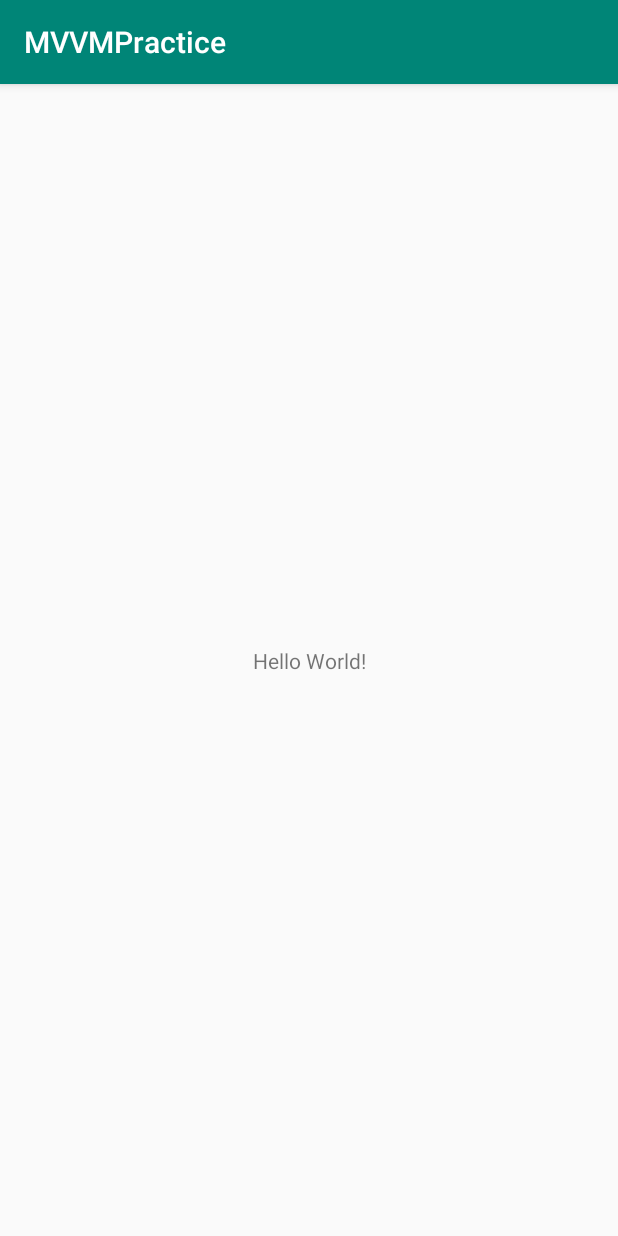
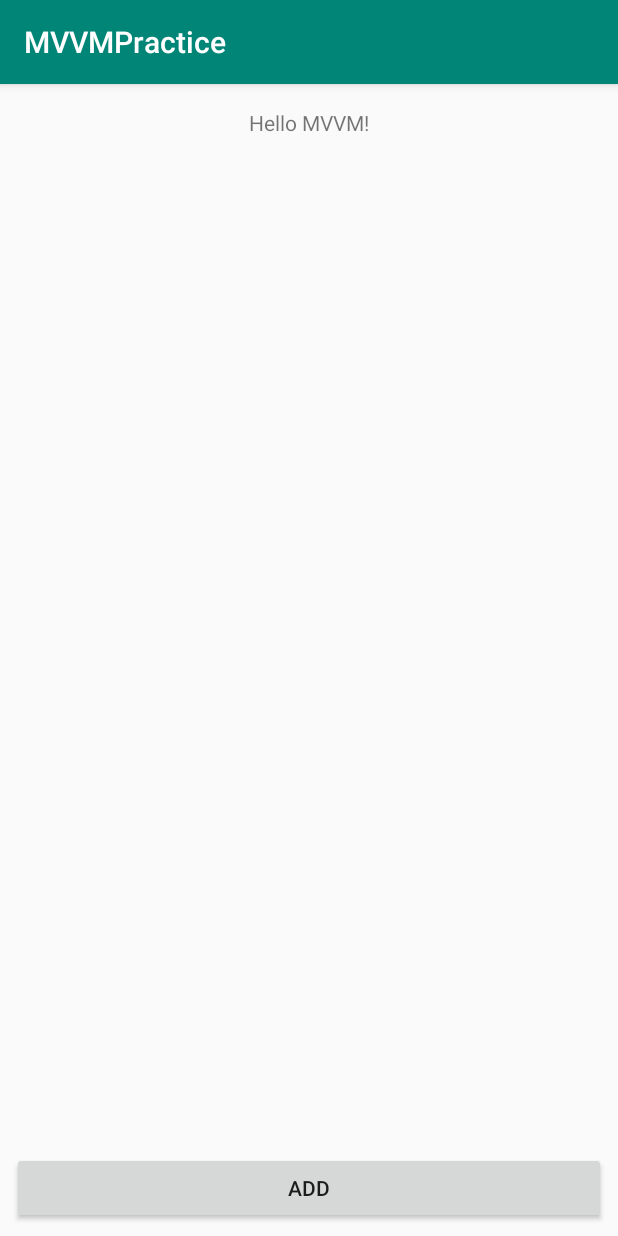
Before and after one commit to RoadtoS7/MVVMPractice, an Android app: the screen it shows after launch (MainActivity), on a phone screen of 412 x 824 dp. Run offline under Robolectric (Android 15) with nearby library versions, the phone set to English and light mode, and no system bars; our stand-ins replace Room's generated code.

Commit message:
Complete MVVM Practice

```diff
--- a/app/src/main/AndroidManifest.xml
+++ b/app/src/main/AndroidManifest.xml
@@ -9,6 +9,7 @@
         android:roundIcon="@mipmap/ic_launcher_round"
         android:supportsRtl="true"
         android:theme="@style/AppTheme">
+        <activity android:name=".AddActivity"></activity>
         <activity android:name=".MainActivity">
             <intent-filter>
                 <action android:name="android.intent.action.MAIN" />
--- /dev/null
+++ b/app/src/main/java/com/tistory/comfy91/mvvmpractice/ContactAdapter.kt
@@ -0,0 +1,59 @@
+package com.tistory.comfy91.mvvmpractice
+
+import android.view.LayoutInflater
+import android.view.View
+import android.view.ViewGroup
+import android.widget.TextView
+import androidx.recyclerview.widget.RecyclerView
+
+/**
+ * ConatactAdpater({contactItemClick}, {contactItemLongClick}) 의 형태로 클릭했을 때의 액션과,
+ * 롱클릭 했을 때의 액선을 MainActivity에서 넘겨받을 수 있도록 만들었다.
+ *
+ * View에서 화면을 갱신할 때 사용할 setContacts()함수를 만듬. 데이터베이스를 갱신할 때마다 이 함수를 호출할 것이다.
+ */
+class ContactAdapter(val contactItemClick: (Contact) -> Unit, val contactItemLongClick: (Contact) -> Unit)
+    : RecyclerView.Adapter<ContactAdapter.ViewHolder>(){
+    private var contacts: List<Contact> = listOf()
+
+    override fun onCreateViewHolder(parent: ViewGroup, viewType: Int): ViewHolder {
+        val view = LayoutInflater.from(parent.context).inflate(R.layout.item_contact, parent, false)
+        return ViewHolder(view)
+    }
+
+    override fun getItemCount(): Int {
+        return contacts.size
+    }
+
+    override fun onBindViewHolder(holder: ViewHolder, position: Int) {
+        holder.bind(contacts[position])
+    }
+
+
+
+    inner class ViewHolder(itemView: View): RecyclerView.ViewHolder(itemView){
+        private val nameTv = itemView.findViewById<TextView>(R.id.item_tv_name)
+        private val numberTv = itemView.findViewById<TextView>(R.id.item_tv_number)
+        private val initialTv = itemView.findViewById<TextView>(R.id.item_tv_initial)
+
+        fun bind(contact: Contact){
+            nameTv.text = contact.name
+            numberTv.text = contact.number
+            initialTv.text = contact.initial.toString()
+
+            itemView.setOnClickListener {
+                contactItemClick(contact)
+            }
+
+            itemView.setOnLongClickListener{
+                contactItemLongClick(contact)
+                true
+            }
+        }
+    }
+
+    fun setContacts(contacts: List<Contact>){
+        this.contacts = contacts
+        notifyDataSetChanged()
+    }
+}
--- /dev/null
+++ b/app/src/main/java/com/tistory/comfy91/mvvmpractice/ContactDao.kt
@@ -0,0 +1,29 @@
+package com.tistory.comfy91.mvvmpractice
+
+import androidx.lifecycle.LiveData
+import androidx.room.*
+
+// ContactDao.kt
+/**
+ * Entity 를 만들었으므로 SQL을 작성하기 위한 DAO 인터페이스를 만들어준다.
+ *
+ * room 에서는 @Query, @Insert @Update @Delete와 같은 어노테이션을 제공한다.
+ * 그리고 Inser와 Update에서는 onConflict 속성을 지정할 수 있다. onConflict 속성을 통해서 중복된 데이터의 경우 어떻게 처리할지를 설정할 수 있다.
+ * OnConflictStrategy 인터페이스를 호출해 REPLACE, IGNORE, ABORT, FAIL, ROLLBACK 등의 처리 방식을 지정할 수 있다.
+ *
+ * 주목할점 : 연락처 전체 리스트를 반환하는 getAll()함수를 만들 때 LiveData를 반환해준다는 점이다.
+ * 기존에 익숙한 데이터 형을 LiveData<> 로 감싸주면된다.
+ */
+
+@Dao
+interface ContactDao {
+
+    @Query("SELECT * FROM contact ORDER BY name ASC")
+    fun getAll(): LiveData<List<Contact>>
+
+    @Insert(onConflict = OnConflictStrategy.REPLACE)
+    fun insert(contact: Contact)
+
+    @Delete
+    fun delete(contact: Contact)
+}
--- /dev/null
+++ b/app/src/main/java/com/tistory/comfy91/mvvmpractice/ContactDatabase.kt
@@ -0,0 +1,46 @@
+package com.tistory.comfy91.mvvmpractice
+
+import android.content.Context
+import androidx.room.Database
+import androidx.room.Room
+import androidx.room.RoomDatabase
+// ContactDatabase.kt
+
+/**
+ * 실질적인 데이터베이스 인스턴스를 생성할 Database클래스를 만든다.
+ *
+ * RoomDatabase클래스를 상속받는 추상클래스로 만든다.
+ *
+ * 클래스 이름 위에 @Database 어노테이션을이용해서 entity를 정의하고 SQLite 버전을 지정한다.
+ * 또한 데이터베이스를 싱글톤으로 정의하기 위해서 companion object를 만들어준다.
+ *
+ * getInstance는 여러 스레드가 접근하지 못하도록 하기 위해서 synchronized로 설정한다.
+ *
+ * 여기서 Room.databaseBuilder로 인스턴스를 생성하고 fallbackToDestructiveMigration()을 통해 데이터베이스가 갱신ㄴ될 때 기존 테이블을 버리고 새로 사용하도록 설정했다.
+ *
+ * 이렇게 만들어진 DB 인스턴스는 Repository에서 호출하여 사용할 것이다.
+ * (이제까지 DB를 생성하고 접근하기 위한 것들을 만들었다.)
+ */
+
+@Database(entities = [Contact::class], version = 1)
+abstract class ContactDatabase : RoomDatabase(){
+
+    abstract fun contactDao(): ContactDao
+
+    companion object{
+        private var Instance: ContactDatabase? = null
+
+        fun getInstance(context: Context): ContactDatabase?{
+            if(Instance == null){
+                synchronized(ContactDatabase::class){
+                    Instance = Room.databaseBuilder(context.applicationContext,
+                        ContactDatabase::class.java, "contact")
+                        .fallbackToDestructiveMigration()
+                        .build()
+                }
+            }
+            return Instance
+        }
+    }
+
+}
--- /dev/null
+++ b/app/src/main/java/com/tistory/comfy91/mvvmpractice/ContactRepository.kt
@@ -0,0 +1,45 @@
+package com.tistory.comfy91.mvvmpractice
+
+import android.app.Application
+import androidx.lifecycle.LiveData
+
+// ContactRepository.kt
+
+/**
+ * Repository
+ *
+ * Database, Dao, contacts를 각가 초기화한다.
+ *
+ * ViewModel에서 DB에 접근하라고 요청할 때 수행할 함수들을 만들어준다.
+ * 주의: Room DB를 메인 스레드에서 접근하려고 하면 크래쉬가 발생한다. = ANR 발생
+ * 발생이유 = 접근하는 동안에 메인 UI 화면이 오랫동안 멈춰있게 되기 때문이다.
+ * 따라서 별도의 스레드에서 Room의 데이터베이스에 접근해야한다.
+ */
+
+class ContactRepository (application: Application){
+   private val contactDatabase = ContactDatabase.getInstance(application)!!
+    private val contactDao: ContactDao = contactDatabase.contactDao()
+    private val contacts: LiveData<List<Contact>> = contactDao.getAll()
+
+    fun getAll(): LiveData<List<Contact>>{
+        return contacts
+    }
+
+    fun insert(contact: Contact){
+        try{
+            val thread = Thread(Runnable{
+                contactDao.insert(contact)})
+            thread.start()
+        }catch (e: Exception){}
+    }
+
+    fun delete(contact: Contact){
+        try {
+            val thread = Thread(Runnable{
+                contactDao.delete(contact)
+            })
+            thread.start()
+        }catch(e: Exception){}
+    }
+
+}
--- /dev/null
+++ b/app/src/main/java/com/tistory/comfy91/mvvmpractice/ContactViewModel.kt
@@ -0,0 +1,35 @@
+package com.tistory.comfy91.mvvmpractice
+
+import android.app.Application
+import androidx.lifecycle.AndroidViewModel
+import androidx.lifecycle.LiveData
+
+// ContactViewModel.kt
+
+/**
+ * 4. ViewModel만들기
+ * 안드로이드 뷰모델인 AndroidViewModel을 extend받는 ContactViewModel을 만들어준다.
+ *
+ * 안드로이드 뷰모델은 Application 을 파라미터로 받는다.
+ * Room 데이터베이스의 인스턴스를 만들 때 Context가 필요하지만 ViewModel이 액티비티의 context를 사용하게 되면, 액티비티가 destroy가 된 경우에 메모리 릭이 발생할 수 있다.
+ * 따라서 Room 데이터베이스의 인스턴스를 만들 때 Application Context를 사용하기 위해서 Application 을 인자로 받는다.
+ *
+ * ViewModel이 레포지터리에게 디비 제어를 요청하기 위한 함수는 Repository에 있는 함수를 이용해서 설정해준다.
+ */
+class ContactViewModel(application: Application) : AndroidViewModel(application){
+
+    private val repository = ContactRepository(application)
+    private val contacts = repository.getAll()
+
+    fun getAll(): LiveData<List<Contact>>{
+        return this.contacts
+    }
+
+    fun insert(contact: Contact){
+        repository.insert(contact)
+    }
+
+    fun delete(contact: Contact){
+        repository.delete(contact)
+    }
+}
--- a/app/src/main/java/com/tistory/comfy91/mvvmpractice/MainActivity.kt
+++ b/app/src/main/java/com/tistory/comfy91/mvvmpractice/MainActivity.kt
@@ -1,12 +1,87 @@
 package com.tistory.comfy91.mvvmpractice
 
+import android.content.Intent
 import androidx.appcompat.app.AppCompatActivity
 import android.os.Bundle
+import androidx.appcompat.app.AlertDialog
+import androidx.lifecycle.Observer
+import androidx.lifecycle.ViewModelProviders
+import androidx.recyclerview.widget.LinearLayoutManager
+import kotlinx.android.synthetic.main.activity_main.*
+
+// MainActivity.kt
+
+/**
+ * 5. MainActivity 설정
+ * 1) ContactViewModel인스턴스를 만들고 이를 관찰하도록 만들어야 한다.
+ * 2) 뷰모델 인스턴스는 직접 만드는 것이 아니라, 안드로이드 시스템을 통해서 생성한다.
+ * 시스템에서는 이미 생성도니 뷰모델 인스턴스가 있다면 이를 반환한다. 따라서 메모리 낭비를 줄여준다.
+ * 뷰 모델 프로바이더라는 시스템 프로그램을 이용해서 get해준다.
+ *
+ * Observer를 만들어서 뷰모델이 어느 액티비티/프래그먼트의 생명주기를 관찰할 것인지 정한다.
+ * 설정해준 액티비티가 파괴되는 시점에 뷰모델도 자동적으로 파괴될 것이다.
+ * Kotlin 에서는 람다를 이용해서 간편하게 설정할 수 있다.
+ * Observer는 onChanged는 메소드를 가지고 있어서, 관찰하고 이는 LiveData가 변화되면 무엇을 할 것인지 액션을 정할 수 있다.
+ * 액티비티, 프레그먼트가 활성화되면 Viwe(액티비티)에서 LiveData를 관차하여 자동으로 변경사항을 파악하고 이를 수행한다.
+ * onChange에서 UI가 업데이트 되도록 만들 것이다.
+ *
+ * 6. RecyclerView 설정
+ * Adpater에 onClick시 해야할 일 과 onLongClick시 해야할일 두개의 (contact) -> Unit 타입의 파라미터를 넙겨주어야한다.
+ * 클릭했을 때에는 현재 contact에서 name, number, id를 뽑아 intenct 에 포함시켜 AddActivity로 넘겨주면서 액티비티를 시작하도록 만들 것이다.
+ * 롱클릭 했을 때에는 다이얼로그를 통해 아이템을 삭제하도록 만들었다.
+ *
+ * DAO의 getAll() 함수의 Query에 이름으로 ASC 정렬하도록 해두었기 때문에 새로운 데이터를 추가하면
+ * Model -> ViewModel 에 라이브데이터 리스트를 넘겨줄 때 자동으로 이름순으로 정렬된다.
+ * 뷰에서는 observer.onChange를 통해서 관찰하고 있으므로 자동으로 UI를 갱신한다.
+ */
+
+/**
+ * 최종적인 main코드
+ * add 버튼을 눌럿을 때 새로운 주소록 추가를 위해서 AddActivit를 시작했다.
+ * adapter의 contactItemClick에는 해당 아티메을 수정하기 위해 intent를 통해 contact정보를 extra로 추가하고 AddActivity를 싲가했다.
+ */
 
 class MainActivity : AppCompatActivity() {
+
+    private lateinit var contactViewModel: ContactViewModel
 
     override fun onCreate(savedInstanceState: Bundle?) {
         super.onCreate(savedInstanceState)
         setContentView(R.layout.activity_main)
+
+        // Set contactItemClick & contactItemLongClick Lambda
+        val adapter = ContactAdapter({contact ->
+            val intent = Intent(this, AddActivity::class.java)
+            intent.putExtra(AddActivity.EXTRA_CONTACT_NAME, contact.name)
+            intent.putExtra(AddActivity.EXTRA_CONTACT_NUMBER, contact.number)
+            intent.putExtra(AddActivity.EXTRA_CONTACT_ID, contact.id)
+            startActivity(intent)
+        },
+            {contact -> deleteDialog(contact)})
+
+
+        main_recycleview.adapter = adapter
+        main_recycleview.layoutManager = LinearLayoutManager(this)
+        main_recycleview.setHasFixedSize(true)
+
+        contactViewModel = ViewModelProviders.of(this).get(ContactViewModel::class.java)
+        contactViewModel.getAll().observe(this, Observer<List<Contact>>{contacts ->
+          adapter.setContacts(contacts!!)
+        })
+
+        main_button.setOnClickListener {
+            val intent = Intent(this, AddActivity::class.java)
+            startActivity(intent)
+        }
+    }
+
+    private fun deleteDialog(contact: Contact){
+        val builder = AlertDialog.Builder(this)
+        builder.setMessage("Delete selected contact?")
+            .setNegativeButton("NO"){_,_ ->}
+            .setPositiveButton("YES"){_,_ ->
+                contactViewModel.delete(contact)
+            }
+        builder.show()
     }
 }
--- a/app/src/main/res/layout/activity_main.xml
+++ b/app/src/main/res/layout/activity_main.xml
@@ -1,7 +1,8 @@
 <?xml version="1.0" encoding="utf-8"?>
-<androidx.constraintlayout.widget.ConstraintLayout xmlns:android="http://schemas.android.com/apk/res/android"
+<androidx.constraintlayout.widget.ConstraintLayout
+    xmlns:android="http://schemas.android.com/apk/res/android"
+    xmlns:tools="http://schemas.android.com/tools"
     xmlns:app="http://schemas.android.com/apk/res-auto"
-    xmlns:tools="http://schemas.android.com/tools"
     android:layout_width="match_parent"
     android:layout_height="match_parent"
     tools:context=".MainActivity">
@@ -9,10 +10,35 @@
     <TextView
         android:layout_width="wrap_content"
         android:layout_height="wrap_content"
-        android:text="Hello World!"
-        app:layout_constraintBottom_toBottomOf="parent"
+        android:text="Hello MVVM!"
         app:layout_constraintLeft_toLeftOf="parent"
         app:layout_constraintRight_toRightOf="parent"
-        app:layout_constraintTop_toTopOf="parent" />
+        app:layout_constraintTop_toTopOf="parent"
+        android:layout_marginTop="16dp"
+        android:id="@+id/textview"/>
+
+    <androidx.recyclerview.widget.RecyclerView
+        android:layout_width="0dp"
+        android:layout_height="0dp"
+        android:layout_marginTop="16dp"
+        app:layout_constraintTop_toBottomOf="@+id/textview"
+        app:layout_constraintEnd_toEndOf="parent"
+        app:layout_constraintStart_toStartOf="parent"
+        android:id="@+id/main_recycleview"
+        tools:listitem="@layout/item_contact"
+        app:layout_constraintBottom_toTopOf="@+id/main_button"/>
+
+    <Button
+        android:text="Add"
+        android:layout_width="0dp"
+        android:layout_height="wrap_content"
+        android:id="@+id/main_button"
+        android:layout_marginBottom="8dp"
+        app:layout_constraintBottom_toBottomOf="parent"
+        app:layout_constraintStart_toStartOf="parent"
+        app:layout_constraintHorizontal_bias="0.5"
+        app:layout_constraintEnd_toEndOf="parent"
+        android:layout_marginStart="8dp"
+        android:layout_marginEnd="8dp"/>
 
 </androidx.constraintlayout.widget.ConstraintLayout>
```
Also changed, not shown: app/build.gradle (+12 -0 lines), app/src/main/java/com/tistory/comfy91/mvvmpractice/AddActivity.kt (added, +70 -0 lines), app/src/main/java/com/tistory/comfy91/mvvmpractice/Contact.kt (added, +36 -0 lines), app/src/main/res/layout/activity_add.xml (added, +70 -0 lines), app/src/main/res/layout/item_contact.xml (added, +58 -0 lines).
